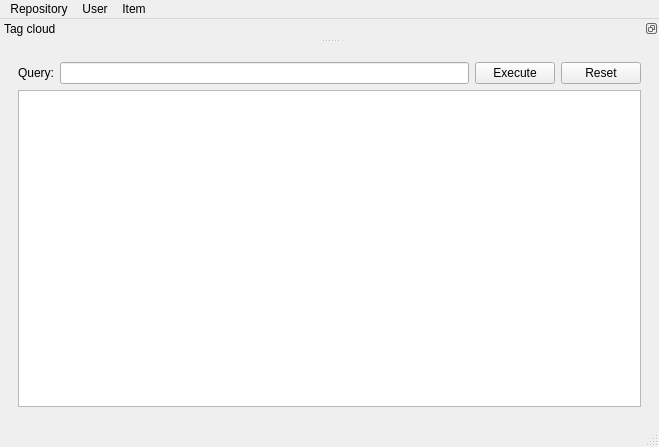
Old version of the form ui/mainwindow.ui in the repository vlkv/reggata.
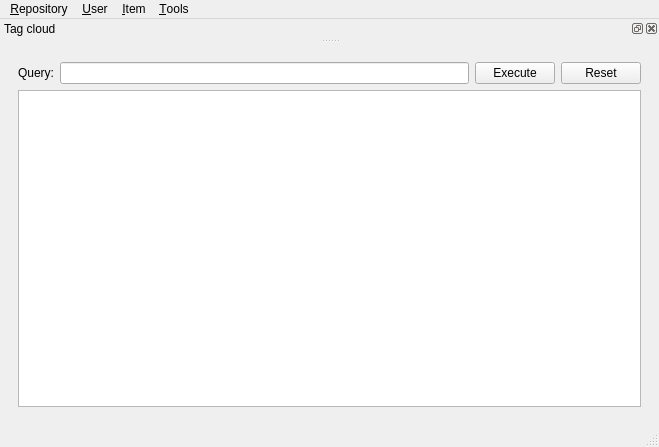
New version of the form.

Diff of the .ui file:
```diff
--- a/ui/mainwindow.ui
+++ b/ui/mainwindow.ui
@@ -64,7 +64,7 @@
    </property>
    <widget class="QMenu" name="menu_repo" >
     <property name="title" >
-     <string>Repository</string>
+     <string>&amp;Repository</string>
     </property>
     <addaction name="action_repo_create" />
     <addaction name="action_repo_open" />
@@ -72,7 +72,7 @@
    </widget>
    <widget class="QMenu" name="menu" >
     <property name="title" >
-     <string>User</string>
+     <string>&amp;User</string>
     </property>
     <addaction name="action_user_create" />
     <addaction name="action_user_login" />
@@ -81,15 +81,22 @@
    </widget>
    <widget class="QMenu" name="menuItem" >
     <property name="title" >
-     <string>Item</string>
+     <string>&amp;Item</string>
     </property>
     <addaction name="action_item_add" />
     <addaction name="action_item_add_many" />
     <addaction name="action_item_edit" />
    </widget>
+   <widget class="QMenu" name="menuTools" >
+    <property name="title" >
+     <string>&amp;Tools</string>
+    </property>
+    <addaction name="action_tools_tag_cloud" />
+   </widget>
    <addaction name="menu_repo" />
    <addaction name="menu" />
    <addaction name="menuItem" />
+   <addaction name="menuTools" />
   </widget>
   <widget class="QStatusBar" name="statusbar" />
   <widget class="QDockWidget" name="dockWidget_tag_cloud" >
@@ -97,7 +104,7 @@
     <bool>false</bool>
    </property>
    <property name="features" >
-    <set>QDockWidget::DockWidgetFloatable|QDockWidget::DockWidgetMovable</set>
+    <set>QDockWidget::AllDockWidgetFeatures</set>
    </property>
    <property name="windowTitle" >
     <string>Tag cloud</string>
```
Left out of the diff: 34 changed lines with no effect on the pictures.
